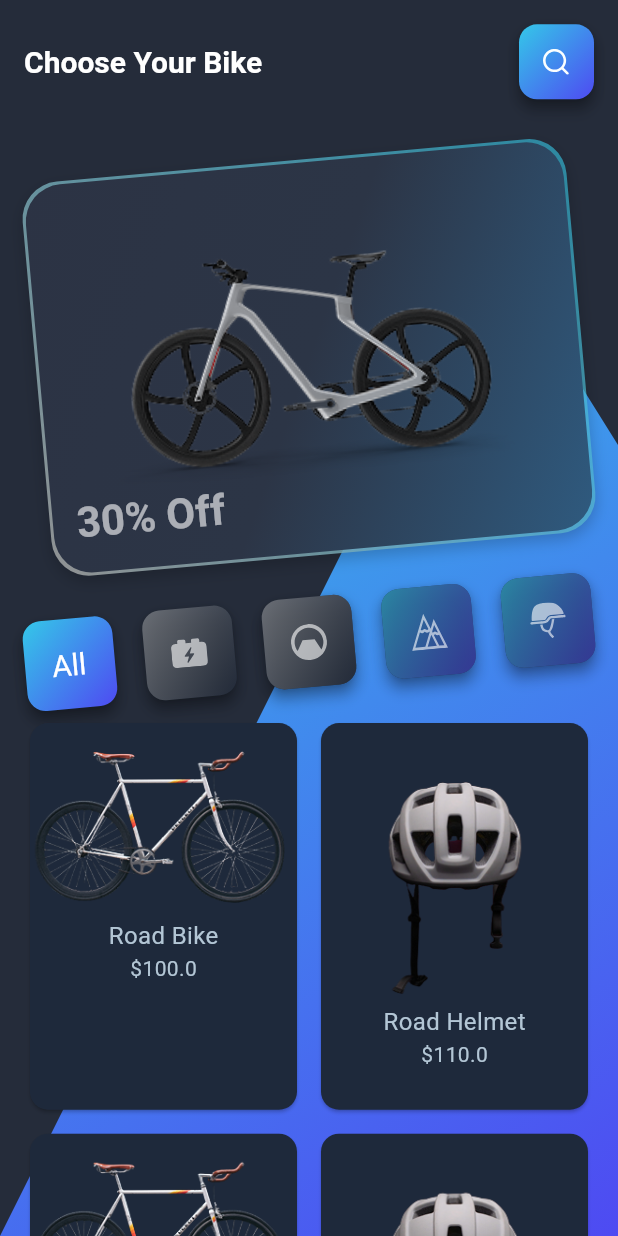
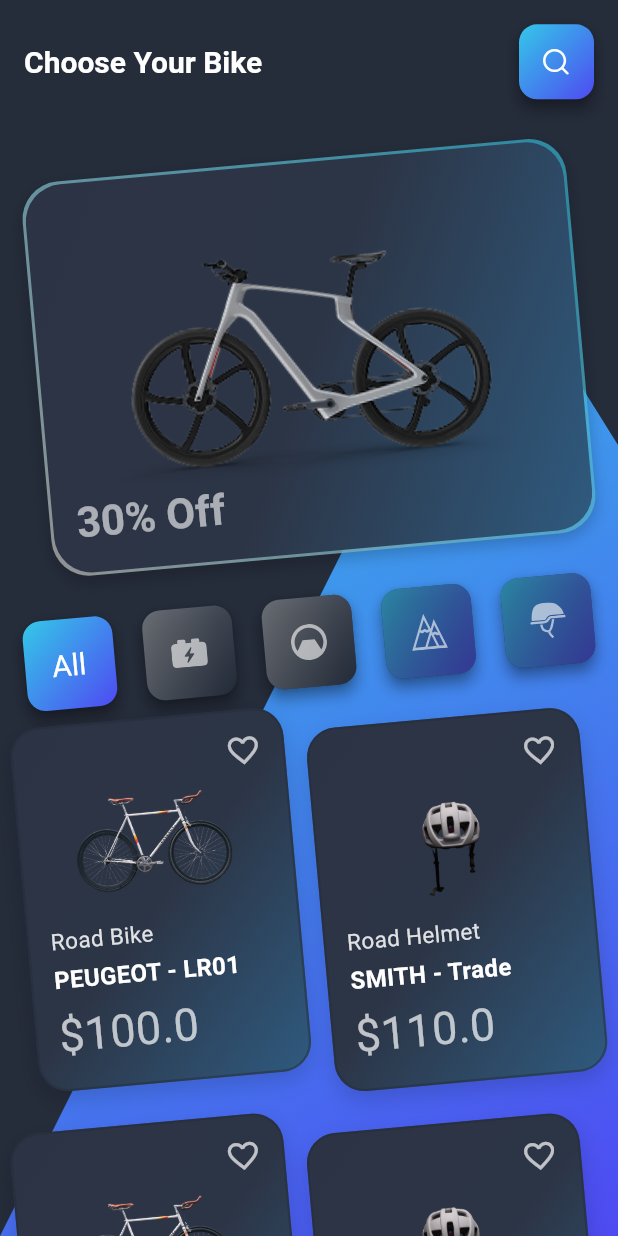
Before and after one commit to AymnShaban/bike_task, a Flutter app: the screen it shows after launch, on a phone screen of 412 x 824 dp. Run offline on Flutter 3.47's test engine with Material 3 defaults, Android fonts, the phone set to English and light mode, and no system bars; our stand-ins replace equatable, flutter_bloc, flutter_screenutil, flutter_svg, get_it.

Commit message:
grid finish

```diff
--- a/lib/core/service_locator/service_locator.dart
+++ b/lib/core/service_locator/service_locator.dart
@@ -1,11 +1,11 @@
-
 
 import '../../exports.dart';
 
 final GetIt getIt = GetIt.instance;
 
 abstract interface class ServiceLocator {
-      static Future<void> init() async{
-        getIt.registerFactory<SelectCategoryBloc>(() => SelectCategoryBloc());
-      }
+  static Future<void> init() async {
+    getIt.registerFactory<SelectCategoryBloc>(() => SelectCategoryBloc());
+    getIt.registerFactory<FavoriteBloc>(() => FavoriteBloc());
+  }
 }
--- a/lib/core/widgets/category_row.dart
+++ b/lib/core/widgets/category_row.dart
@@ -66,9 +66,12 @@ class CategoryRow extends StatelessWidget {
                       size: 60.w,
                       child: Text(
                         'All',
+                    textScaler: TextScaler.linear(1),
+
                         style: context.textTheme.headlineSmall?.copyWith(
                           fontSize: 20.sp,
                           color: Colors.white,
+
                         ),
                       ),
                     );
--- a/lib/core/widgets/grid_products.dart
+++ b/lib/core/widgets/grid_products.dart
@@ -1,4 +1,3 @@
-
 import '../../exports.dart';
 
 class GridProducts extends StatelessWidget {
@@ -6,9 +5,7 @@ class GridProducts extends StatelessWidget {
 
   @override
   Widget build(BuildContext context) {
-    final List<Product> products = List.generate(
-      10,
-      (index) {
+    final List<Product> products = List.generate(10, (index) {
       if (index % 2 == 0) {
         return Product(
           id: index,
@@ -23,43 +20,162 @@ class GridProducts extends StatelessWidget {
         price: 100 + index * 10,
         imageUrl: 'assets/images/second_helmet.png',
       );
-      },
-    );
+    });
 
-    return GridView.builder(
+    return BlocProvider(
+      create: (context) => getIt<FavoriteBloc>(),
+      child: GridView.builder(
         gridDelegate: gridDelegate(),
         itemCount: products.length,
         itemBuilder: (context, index) => ProductCard(product: products[index]),
         shrinkWrap: true, // Add this if inside a scrollable parent
-      physics: const NeverScrollableScrollPhysics(), // Add this if inside another scrollable
+        physics:
+            const NeverScrollableScrollPhysics(), // Add this if inside another scrollable
+      ),
     );
   }
-}class ProductCard extends StatelessWidget {
+}
+
+class ProductCard extends StatelessWidget {
   final Product product;
 
   const ProductCard({super.key, required this.product});
 
   @override
   Widget build(BuildContext context) {
-    return Card(
+    return Transform.rotate(
+      angle: -0.09,
+      child: Container(
+        decoration: BoxDecoration(
+          gradient: LinearGradient(
+            colors: [
+              const Color(0xFF2C3344),
+              const Color(0xFF2C3546),
+              const Color(0xFF2F5B80),
+            ],
+            begin: Alignment.topLeft,
+            end: Alignment.bottomRight,
+            stops: [0.0, 0.5, 1.0],
+            transform: GradientRotation(-0.2),
+          ),
+          borderRadius: BorderRadius.circular(20),
+          border: Border.all(
+            color: AppTheme.backgroundColor.withValues(alpha: .5),
+            width: 1.5,
+          ),
+          boxShadow: [
+            BoxShadow(
+              color: Colors.black.withValues(alpha: .15),
+              blurRadius: 12,
+              offset: const Offset(0, 6),
+            ),
+          ],
+        ),
+        child: Stack(
+          children: [
+            Padding(
+              padding: const EdgeInsets.all(14.0),
               child: Column(
+                crossAxisAlignment: CrossAxisAlignment.start,
                 children: [
-          Image.asset(product.imageUrl, fit: BoxFit.cover),
-          Text(product.name, style: TextStyle(fontSize: 16.sp)),
-          Text('\$${product.price}', style: TextStyle(fontSize: 14.sp)),
+                  Row(
+                    mainAxisAlignment: MainAxisAlignment.end,
+                    children: [
+                      BlocSelector<FavoriteBloc, Set<int>, bool>(
+                        selector: (state) => state.contains(product.id),
+                        builder: (context, isFavorite) {
+                          return GestureDetector(
+                            onTap: () {
+                              context.read<FavoriteBloc>().add(
+                                ToggleFavoriteEvent(product.id),
+                              );
+                            },
+                            child: ShaderMask(
+                              shaderCallback: (Rect bounds) {
+                                return isFavorite
+                                    ? AppTheme.primaryGradient.createShader(
+                                        bounds,
+                                      )
+                                    : LinearGradient(
+                                        colors: [
+                                          Colors.white.withValues(alpha: .7),
+                                          Colors.white.withValues(alpha: .7),
                                         ],
+                                      ).createShader(bounds);
+                              },
+                              child: Icon(
+                                isFavorite
+                                    ? Icons.favorite_border
+                                    : Icons.favorite_border,
+                                color: Colors.white,
+                              ),
+                            ),
+                          );
+                        },
+                      ),
+                    ],
+                  ),
+                  Expanded(
+                    child: Center(
+                      child: Image.asset(
+                        product.imageUrl,
+                        fit: BoxFit.fill,
+
+                      ),
+                    ),
+                  ),
+                  12.verticalSpace,
+                  Text(
+                    product.name,
+                    textScaler: TextScaler.linear(1),
+
+                    style: TextStyle(
+                      fontSize: 15.sp,
+                      color: Colors.white.withValues(alpha: .85),
+                      fontWeight: FontWeight.w400,
+                    ),
+                  ),
+                  4.verticalSpace,
+                  Text(
+                    product.name == "Road Bike"
+                        ? "PEUGEOT - LR01"
+                        : "SMITH - Trade",
+                    textScaler: TextScaler.linear(1),
+
+                    style: TextStyle(
+                      fontSize: 16.sp,
+                      color: Colors.white,
+                      fontWeight: FontWeight.bold,
+                    ),
+                  ),
+                  4.verticalSpace,
+                  Text(
+                    '\$${product.price}',
+                    textScaler: TextScaler.linear(2),
+                    style: TextStyle(
+                      fontSize: 15.sp,
+                      color: Colors.white.withValues(alpha: .7),
+                    ),
+                  ),
+                ],
+              ),
+            ),
+          ],
+        ),
       ),
     );
   }
 }
+
 SliverGridDelegateWithFixedCrossAxisCount gridDelegate() {
   return SliverGridDelegateWithFixedCrossAxisCount(
     crossAxisCount: 2,
-    mainAxisSpacing: 8.w,
-    crossAxisSpacing: 8.w,
-    childAspectRatio: 0.7, // Adjust aspect ratio for better fit
+    mainAxisSpacing: 27.w,
+    crossAxisSpacing: 15.w,
+    childAspectRatio: 0.75, // More square, matches Figma look
   );
 }
+
 class Product {
   final int id;
   final String name;
--- a/lib/exports.dart
+++ b/lib/exports.dart
@@ -15,3 +15,4 @@ export'package:bike_task/view/blocs/select_category_bloc/select_category_bloc.da
 export 'package:get_it/get_it.dart';
 export 'package:bike_task/core/service_locator/service_locator.dart';
 export 'package:bike_task/core/widgets/grid_products.dart';
+export 'package:bike_task/view/blocs/favorite_bloc/favorite_bloc.dart';
--- /dev/null
+++ b/lib/view/blocs/favorite_bloc/favorite_bloc.dart
@@ -0,0 +1,17 @@
+import 'package:flutter_bloc/flutter_bloc.dart';
+import 'package:equatable/equatable.dart';
+part 'favorite_event.dart';
+
+class FavoriteBloc extends Bloc<FavoriteEvent, Set<int>> {
+  FavoriteBloc() : super(<int>{}) {
+    on<ToggleFavoriteEvent>((event, emit) {
+      final newSet = Set<int>.from(state);
+      if (newSet.contains(event.productId)) {
+        newSet.remove(event.productId);
+      } else {
+        newSet.add(event.productId);
+      }
+      emit(newSet);
+    });
+  }
+}
--- /dev/null
+++ b/lib/view/blocs/favorite_bloc/favorite_event.dart
@@ -0,0 +1,14 @@
+part of 'favorite_bloc.dart';
+
+abstract class FavoriteEvent extends Equatable {
+  const FavoriteEvent();
+  @override
+  List<Object?> get props => [];
+}
+
+class ToggleFavoriteEvent extends FavoriteEvent {
+  final int productId;
+  const ToggleFavoriteEvent(this.productId);
+  @override
+  List<Object?> get props => [productId];
+}
```
Lines whose indentation alone changed are shown as unchanged.
